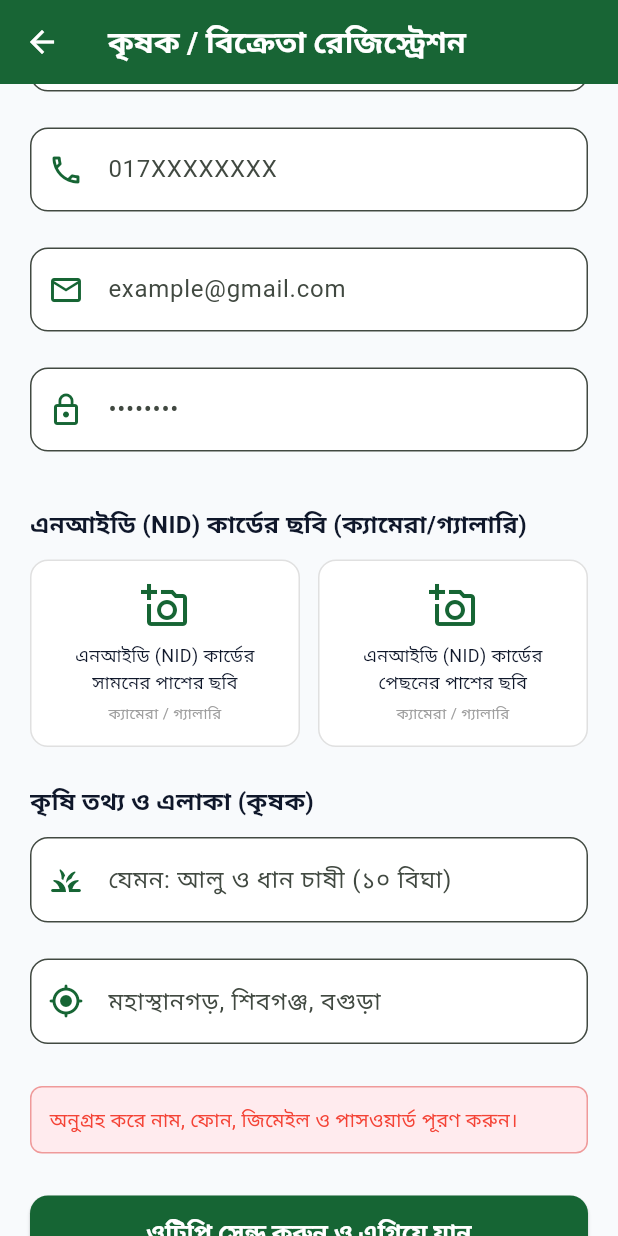
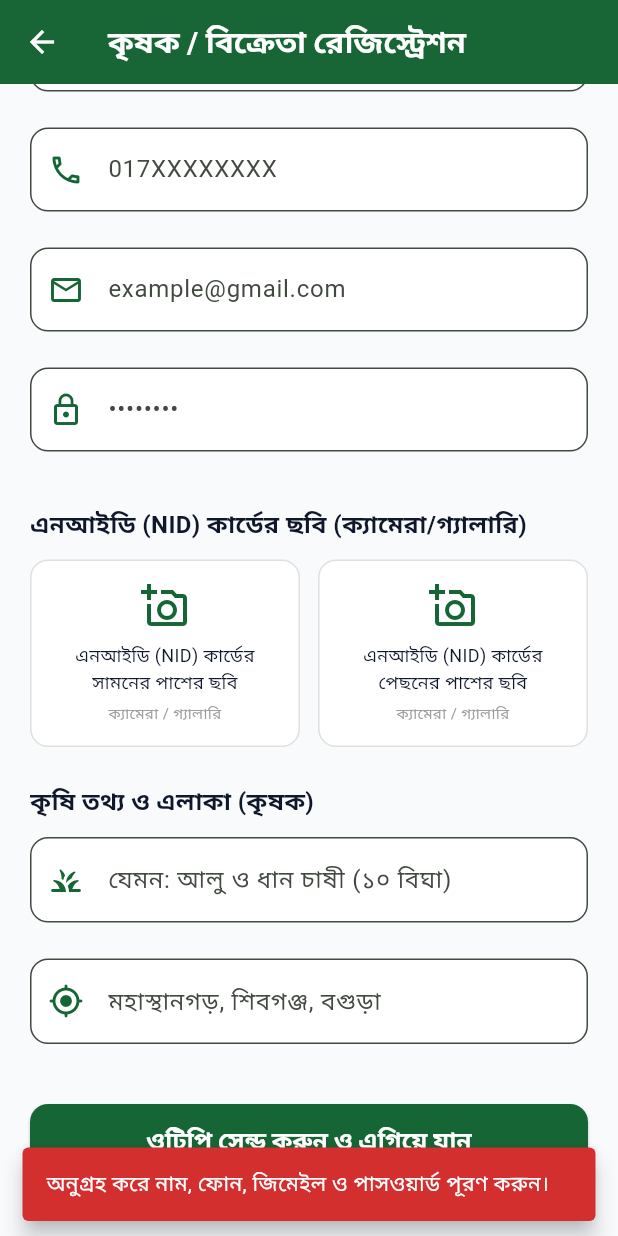
Before and after one commit to sesakilhossen302/krishibazar_Apps, a Flutter app: the RegisterScreen screen opened by its route, scrolled down 202 dp, after a tap on "ওটিপি সেন্ড করুন ও এগিয়ে যান", on a phone screen of 412 x 824 dp. Run offline on Flutter 3.47's test engine with Material 3 defaults, Android fonts, the phone set to English and light mode, and no system bars; our stand-ins replace google_fonts, image_picker, shared_preferences; accounts and stored records are empty.

Commit message:
refactor(ui): replace in-form raw red error container boxes with floating SnackBar popups

```diff
--- a/lib/View/Screen/Auth/register_screen/register_controller.dart
+++ b/lib/View/Screen/Auth/register_screen/register_controller.dart
@@ -42,6 +42,19 @@ class RegisterController extends ChangeNotifier {
     formData = RegistrationFormData(role: role);
   }
 
+  void _showSnackBar(BuildContext context, String message, {bool isError = true}) {
+    if (!context.mounted) return;
+    ScaffoldMessenger.of(context).hideCurrentSnackBar();
+    ScaffoldMessenger.of(context).showSnackBar(
+      SnackBar(
+        content: Text(message, style: const TextStyle(color: Colors.white)),
+        backgroundColor: isError ? Colors.red.shade700 : Colors.green.shade700,
+        behavior: SnackBarBehavior.floating,
+        duration: const Duration(seconds: 4),
+      ),
+    );
+  }
+
   /// Pick & Upload NID Front Image via Camera/Gallery
   Future<void> pickNidFront(BuildContext context) async {
     final File? file = await ImagePickerDialog.showImageSourceSelector(context);
@@ -57,8 +70,13 @@ class RegisterController extends ChangeNotifier {
     if (res["success"] == true) {
       nidFrontUrl = res["full_url"];
       formData.nidFrontPath = res["full_url"];
+      if (context.mounted) {
+        _showSnackBar(context, "NID কার্ডের সামনের পাশের ছবি আপলোড সফল হয়েছে! ✅", isError: false);
+      }
     } else {
-      errorMessage = res["message"];
+      if (context.mounted) {
+        _showSnackBar(context, res["message"] ?? "ছবি আপলোড করা যায়নি।");
+      }
     }
     notifyListeners();
   }
@@ -78,8 +96,13 @@ class RegisterController extends ChangeNotifier {
     if (res["success"] == true) {
       nidBackUrl = res["full_url"];
       formData.nidBackPath = res["full_url"];
+      if (context.mounted) {
+        _showSnackBar(context, "NID কার্ডের পেছনের পাশের ছবি আপলোড সফল হয়েছে! ✅", isError: false);
+      }
     } else {
-      errorMessage = res["message"];
+      if (context.mounted) {
+        _showSnackBar(context, res["message"] ?? "ছবি আপলোড করা যায়নি।");
+      }
     }
     notifyListeners();
   }
@@ -99,8 +122,13 @@ class RegisterController extends ChangeNotifier {
     if (res["success"] == true) {
       tradeLicenseUrl = res["full_url"];
       formData.tradeLicensePath = res["full_url"];
+      if (context.mounted) {
+        _showSnackBar(context, "ট্রেড লাইসেন্সের ছবি আপলোড সফল হয়েছে! ✅", isError: false);
+      }
     } else {
-      errorMessage = res["message"];
+      if (context.mounted) {
+        _showSnackBar(context, res["message"] ?? "ছবি আপলোড করা যায়নি।");
+      }
     }
     notifyListeners();
   }
@@ -113,19 +141,16 @@ class RegisterController extends ChangeNotifier {
     final password = passwordController.text.trim();
 
     if (name.isEmpty || email.isEmpty || phone.isEmpty || password.isEmpty) {
-      errorMessage = "অনুগ্রহ করে নাম, ফোন, জিমেইল ও পাসওয়ার্ড পূরণ করুন।";
-      notifyListeners();
+      _showSnackBar(context, "অনুগ্রহ করে নাম, ফোন, জিমেইল ও পাসওয়ার্ড পূরণ করুন।");
       return;
     }
 
     if (formData.role == UserRole.buyer && shopNameController.text.trim().isEmpty) {
-      errorMessage = "পাইকার সাইনআপের জন্য ব্যবসা/আড়তের নাম প্রদান করুন।";
-      notifyListeners();
+      _showSnackBar(context, "পাইকার সাইনআপের জন্য ব্যবসা/আড়তের নাম প্রদান করুন।");
       return;
     }
 
     isLoading = true;
-    errorMessage = null;
     notifyListeners();
 
     // 1. Send OTP to Gmail
@@ -141,11 +166,10 @@ class RegisterController extends ChangeNotifier {
 
     if (otpRes["success"] == true) {
       if (context.mounted) {
-        ScaffoldMessenger.of(context).showSnackBar(
-          SnackBar(
-            content: Text(otpRes["message"] ?? "আপনার জিমেইলে ওটিপি কোড পাঠানো হয়েছে।"),
-            backgroundColor: Colors.green,
-          ),
+        _showSnackBar(
+          context,
+          otpRes["message"] ?? "আপনার জিমেইলে ওটিপি কোড পাঠানো হয়েছে।",
+          isError: false,
         );
 
         Navigator.pushNamed(
@@ -169,8 +193,9 @@ class RegisterController extends ChangeNotifier {
         );
       }
     } else {
-      errorMessage = otpRes["message"] ?? "ওটিপি পাঠাতে সমস্যা হয়েছে।";
-      notifyListeners();
+      if (context.mounted) {
+        _showSnackBar(context, otpRes["message"] ?? "ওটিপি পাঠাতে ব্যর্থ হয়েছে।");
+      }
     }
   }
 
--- a/lib/View/Screen/Auth/register_screen/register_screen.dart
+++ b/lib/View/Screen/Auth/register_screen/register_screen.dart
@@ -219,21 +219,6 @@ class _RegisterScreenState extends State<RegisterScreen> {
                     ),
                   ],
 
-                  if (_controller.errorMessage != null) ...[
-                    const SizedBox(height: 16),
-                    Container(
-                      padding: const EdgeInsets.all(12),
-                      decoration: BoxDecoration(
-                        color: Colors.red.shade50,
-                        borderRadius: BorderRadius.circular(8),
-                        border: Border.all(color: Colors.red.shade200),
-                      ),
-                      child: Text(
-                        _controller.errorMessage!,
-                        style: const TextStyle(color: Colors.red, fontSize: 13),
-                      ),
-                    ),
-                  ],
                   const SizedBox(height: 28),
 
                   CustomButton(
```
Also changed, not shown: lib/View/Screen/Auth/login_screen/login_controller.dart (+21 -10 lines), lib/View/Screen/Auth/login_screen/login_screen.dart (+0 -7 lines), lib/View/Screen/Auth/otp_verification_screen/otp_verification_controller.dart (+21 -10 lines), lib/View/Screen/Auth/otp_verification_screen/otp_verification_screen.dart (+0 -7 lines).
